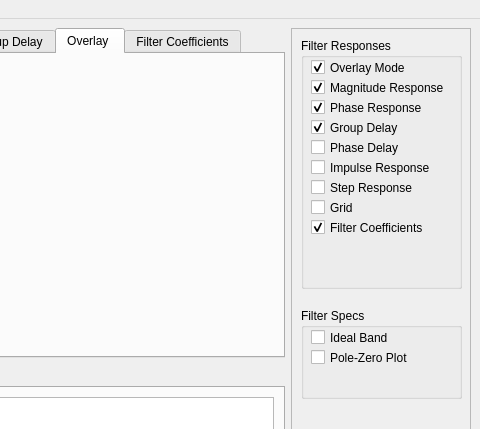
Qt form python/pyqt_filter_new.ui (zeroXzero/gr-filtdes) before a commit; both pictures show x 644 to 1124 and y 0 to 429 of the 1124 by 691 pixel window.
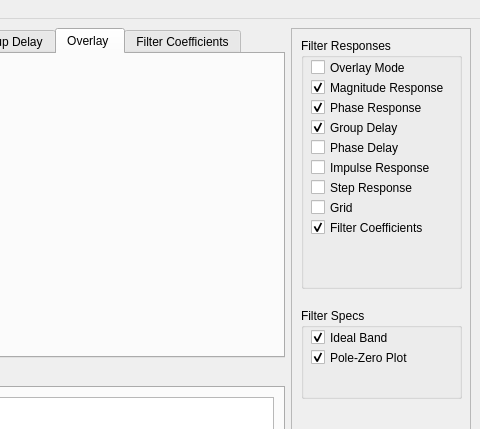
The same form after that commit. The open tabs and pages were chosen to show the change. Custom widgets are drawn as their Qt base class.

Commit message: Connected all checkboxes from quickaccess widget

What changed in the file:
```diff
--- a/python/pyqt_filter_new.ui
+++ b/python/pyqt_filter_new.ui
@@ -54,7 +54,7 @@
          <string>Overlay Mode</string>
         </property>
         <property name="checked">
-         <bool>true</bool>
+         <bool>false</bool>
         </property>
        </widget>
        <widget class="QCheckBox" name="checkMagres">
@@ -198,6 +198,9 @@
         <property name="text">
          <string>Ideal Band</string>
         </property>
+        <property name="checked">
+         <bool>true</bool>
+        </property>
        </widget>
        <widget class="QCheckBox" name="checkPzplot">
         <property name="geometry">
@@ -211,6 +214,9 @@
         <property name="text">
          <string>Pole-Zero Plot</string>
         </property>
+        <property name="checked">
+         <bool>true</bool>
+        </property>
        </widget>
       </widget>
       <zorder>groupSpecs</zorder>
```
Left out of the diff: 3 changed lines with no effect on the pictures. The commit also changes 2 other files.
